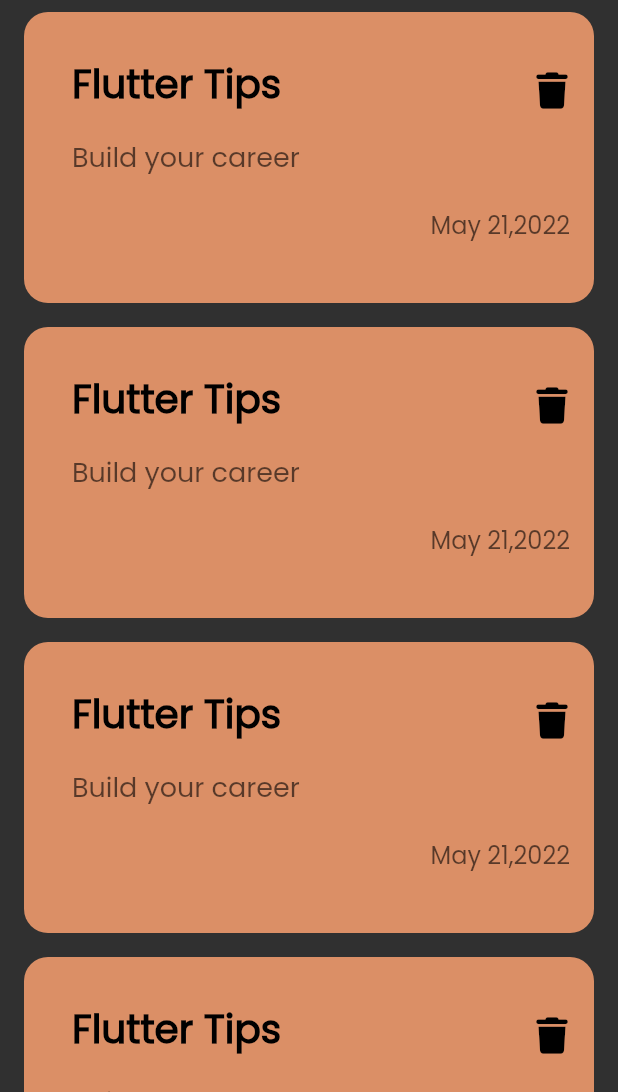
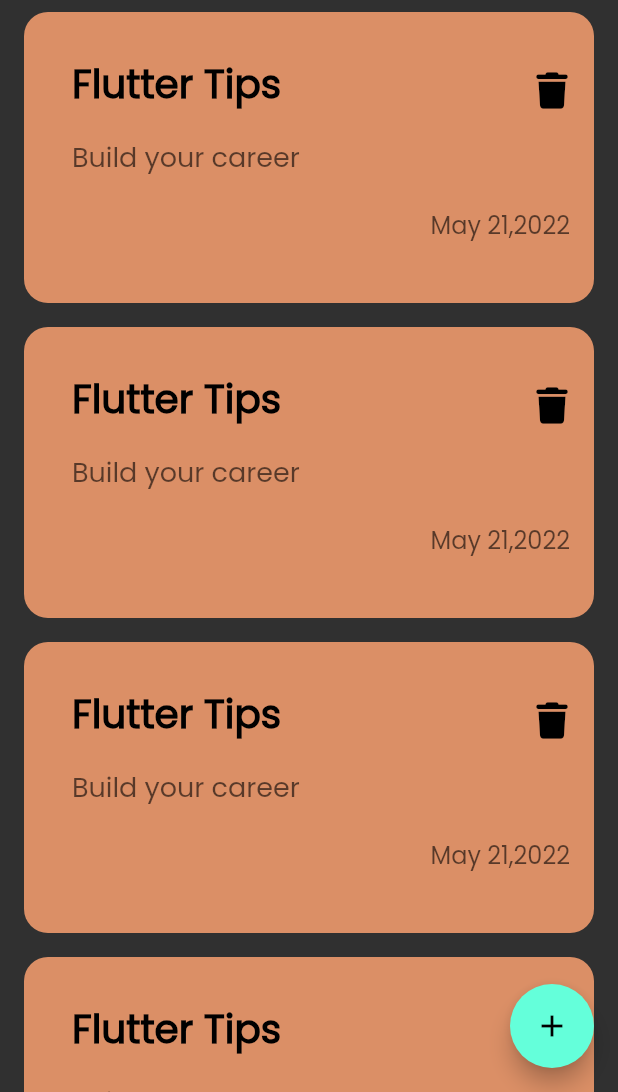
Before and after one commit to AyaMuhamad/notes_app, a Flutter app: the screen it shows after launch, on a phone screen of 412 x 824 dp, the part 144-1236 px from its top. Run offline on Flutter 3.47's test engine with Material 2 defaults, Android fonts, the phone set to English and light mode, and no system bars; our stand-ins replace font_awesome_flutter.

Commit message:
add FloatingActionButton

```diff
--- a/lib/views/Widgets/notes_view_body.dart
+++ b/lib/views/Widgets/notes_view_body.dart
@@ -1,7 +1,5 @@
 import 'package:flutter/material.dart';
 import 'package:notes_app/views/Widgets/custom_app_bar.dart';
-
-import 'custom_note_icon.dart';
 import 'notes_list_view.dart';
 
 class NotesViewBody extends StatelessWidget {
@@ -9,8 +7,7 @@ class NotesViewBody extends StatelessWidget {
 
   @override
   Widget build(BuildContext context) {
-    return const Scaffold(
-      body:  Padding(
+    return const Padding(
       padding: EdgeInsets.symmetric(horizontal: 16),
       child: Column(
         children: [
@@ -21,7 +18,6 @@ class NotesViewBody extends StatelessWidget {
           Expanded(child: NotesListView()),
         ],
       ),
-      ),
     );
   }
 }
--- a/lib/views/notes_view.dart
+++ b/lib/views/notes_view.dart
@@ -7,6 +7,12 @@ class NotesView extends StatelessWidget {
 
   @override
   Widget build(BuildContext context) {
-    return const NotesViewBody();
+    return Scaffold(
+      floatingActionButton: FloatingActionButton(
+        onPressed: () {},
+        child:const Icon(Icons.add),
+      ),
+      body: const NotesViewBody(),
+    );
   }
 }
```
Lines whose indentation alone changed are shown as unchanged.
